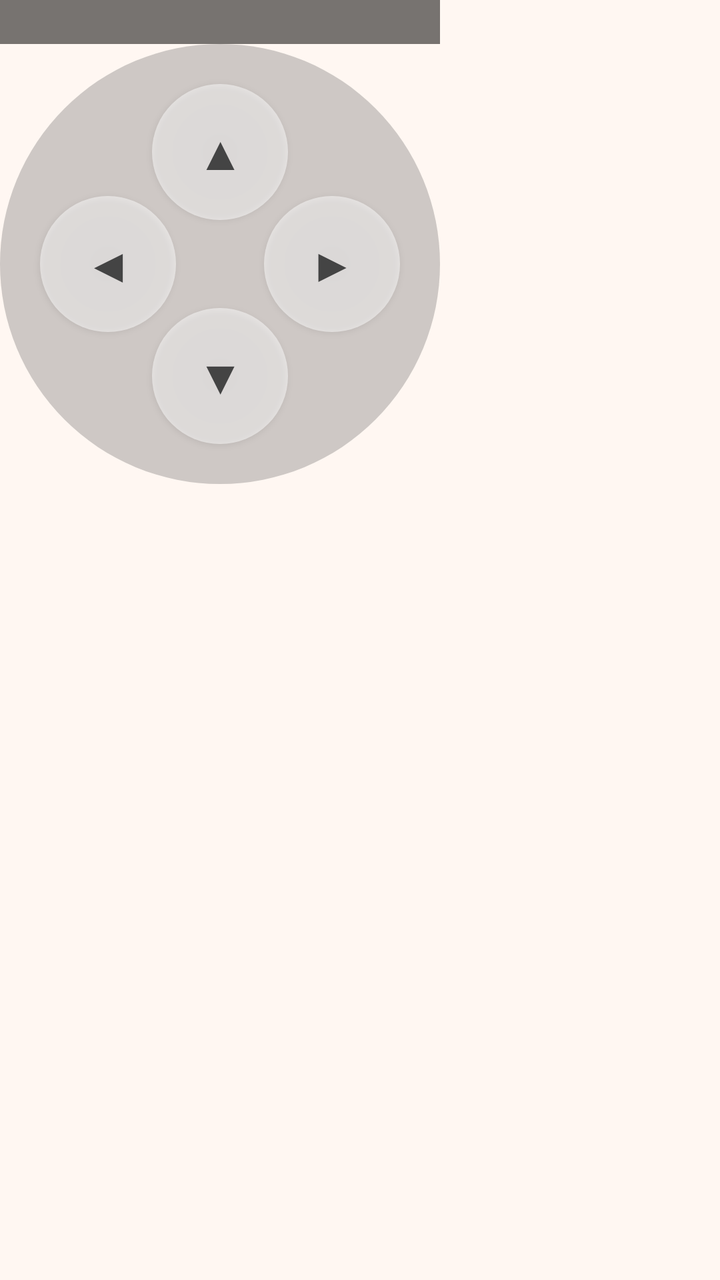
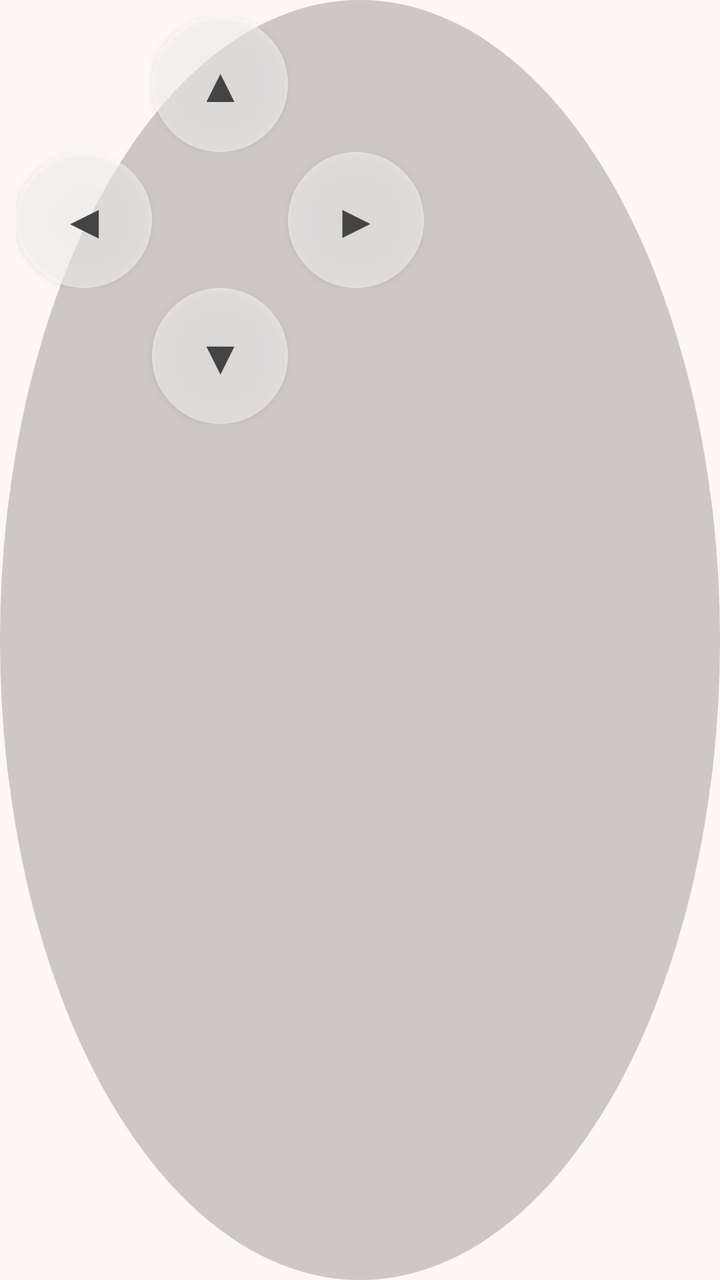

Two renders of the same Android screen: before a commit and after it. Below are the layout's source before the change and the commit's diff.
<!-- AndroidManifest.xml: application theme Theme.VirtualKeypad -->
<!-- res/layout/overlay_dpad.xml -->
<?xml version="1.0" encoding="utf-8"?>
<LinearLayout xmlns:android="http://schemas.android.com/apk/res/android"
    android:layout_width="wrap_content"
    android:layout_height="wrap_content"
    android:orientation="vertical">

    <View
        android:id="@+id/overlayDpadDrag"
        android:layout_width="220dp"
        android:layout_height="22dp"
        android:background="#88000000" />

    <FrameLayout
        android:layout_width="220dp"
        android:layout_height="220dp"
        android:background="@drawable/overlay_pad_background">

        <Button
            android:id="@+id/overlayUpButton"
            android:layout_width="68dp"
            android:layout_height="68dp"
            android:layout_gravity="top|center_horizontal"
            android:layout_marginTop="20dp"
            android:background="@drawable/overlay_button_circle"
            android:minWidth="0dp"
            android:minHeight="0dp"
            android:text="▲"
            android:textColor="#FF444444"
            android:textSize="24sp" />

        <Button
            android:id="@+id/overlayLeftButton"
            android:layout_width="68dp"
            android:layout_height="68dp"
            android:layout_gravity="center_vertical|start"
            android:layout_marginStart="20dp"
            android:background="@drawable/overlay_button_circle"
            android:minWidth="0dp"
            android:minHeight="0dp"
            android:text="◀"
            android:textColor="#FF444444"
            android:textSize="24sp" />

        <Button
            android:id="@+id/overlayRightButton"
            android:layout_width="68dp"
            android:layout_height="68dp"
            android:layout_gravity="center_vertical|end"
            android:layout_marginEnd="20dp"
            android:background="@drawable/overlay_button_circle"
            android:minWidth="0dp"
            android:minHeight="0dp"
            android:text="▶"
            android:textColor="#FF444444"
            android:textSize="24sp" />

        <Button
            android:id="@+id/overlayDownButton"
            android:layout_width="68dp"
            android:layout_height="68dp"
            android:layout_gravity="bottom|center_horizontal"
            android:layout_marginBottom="20dp"
            android:background="@drawable/overlay_button_circle"
            android:minWidth="0dp"
            android:minHeight="0dp"
            android:text="▼"
            android:textColor="#FF444444"
            android:textSize="24sp" />
    </FrameLayout>
</LinearLayout>
<!-- resources referenced by this layout -->
<resources>
  <!-- drawable overlay_button_circle (drawable) -->
  <?xml version="1.0" encoding="utf-8"?>
  <selector xmlns:android="http://schemas.android.com/apk/res/android">
      <item android:state_pressed="true">
          <shape android:shape="oval">
              <solid android:color="#B3FFFFFF" />
          </shape>
      </item>
      <item>
          <shape android:shape="oval">
              <solid android:color="#80FFFFFF" />
          </shape>
      </item>
  </selector>
  <!-- drawable overlay_pad_background (drawable) -->
  <?xml version="1.0" encoding="utf-8"?>
  <shape xmlns:android="http://schemas.android.com/apk/res/android"
      android:shape="oval">
      <solid android:color="#444A4A4A" />
  </shape>
  <style name="Theme.VirtualKeypad" parent="Theme.MaterialComponents.DayNight.NoActionBar">
          <item name="colorPrimary">@color/vk_primary</item>
          <item name="colorPrimaryVariant">@color/vk_primary_dark</item>
          <item name="colorSecondary">@color/vk_accent</item>
          <item name="android:statusBarColor">@color/vk_primary_dark</item>
          <item name="android:navigationBarColor">@color/vk_surface</item>
          <item name="android:windowBackground">@color/vk_background</item>
          <item name="android:textColorPrimary">@color/vk_text</item>
      </style>
  <color name="vk_primary">#0E5E6F</color>
  <color name="vk_primary_dark">#083D47</color>
  <color name="vk_accent">#F2A541</color>
  <color name="vk_surface">#FFFFFFFF</color>
  <color name="vk_background">#FFF7F2</color>
  <color name="vk_text">#1A1A1A</color>
</resources>

<!-- the commit's change to res/layout/overlay_dpad.xml (unified diff, before → after) -->
@@ -2,25 +2,24 @@
 <LinearLayout xmlns:android="http://schemas.android.com/apk/res/android"
     android:layout_width="wrap_content"
     android:layout_height="wrap_content"
-    android:orientation="vertical">
+    android:orientation="vertical"
+    android:background="@drawable/overlay_pad_background"
+    android:padding="8dp">
 
-    <View
-        android:id="@+id/overlayDpadDrag"
-        android:layout_width="220dp"
-        android:layout_height="22dp"
-        android:background="#88000000" />
+    
+    <LinearLayout
+        android:layout_width="wrap_content"
+        android:layout_height="wrap_content"
+        android:orientation="horizontal">
 
-    <FrameLayout
-        android:layout_width="220dp"
-        android:layout_height="220dp"
-        android:background="@drawable/overlay_pad_background">
+        <Space
+            android:layout_width="68dp"
+            android:layout_height="68dp" />
 
         <Button
             android:id="@+id/overlayUpButton"
             android:layout_width="68dp"
             android:layout_height="68dp"
-            android:layout_gravity="top|center_horizontal"
-            android:layout_marginTop="20dp"
             android:background="@drawable/overlay_button_circle"
             android:minWidth="0dp"
             android:minHeight="0dp"
@@ -28,12 +27,21 @@
             android:textColor="#FF444444"
             android:textSize="24sp" />
 
+        <Space
+            android:layout_width="68dp"
+            android:layout_height="68dp" />
+    </LinearLayout>
+
+    
+    <LinearLayout
+        android:layout_width="wrap_content"
+        android:layout_height="wrap_content"
+        android:orientation="horizontal">
+
         <Button
             android:id="@+id/overlayLeftButton"
             android:layout_width="68dp"
             android:layout_height="68dp"
-            android:layout_gravity="center_vertical|start"
-            android:layout_marginStart="20dp"
             android:background="@drawable/overlay_button_circle"
             android:minWidth="0dp"
             android:minHeight="0dp"
@@ -41,30 +49,45 @@
             android:textColor="#FF444444"
             android:textSize="24sp" />
 
+        <Space
+            android:layout_width="68dp"
+            android:layout_height="68dp" />
+
         <Button
             android:id="@+id/overlayRightButton"
             android:layout_width="68dp"
             android:layout_height="68dp"
-            android:layout_gravity="center_vertical|end"
-            android:layout_marginEnd="20dp"
             android:background="@drawable/overlay_button_circle"
             android:minWidth="0dp"
             android:minHeight="0dp"
             android:text="▶"
             android:textColor="#FF444444"
             android:textSize="24sp" />
+    </LinearLayout>
+
+    
+    <LinearLayout
+        android:layout_width="wrap_content"
+        android:layout_height="wrap_content"
+        android:orientation="horizontal">
+
+        <Space
+            android:layout_width="68dp"
+            android:layout_height="68dp" />
 
         <Button
             android:id="@+id/overlayDownButton"
             android:layout_width="68dp"
             android:layout_height="68dp"
-            android:layout_gravity="bottom|center_horizontal"
-            android:layout_marginBottom="20dp"
             android:background="@drawable/overlay_button_circle"
             android:minWidth="0dp"
             android:minHeight="0dp"
             android:text="▼"
             android:textColor="#FF444444"
             android:textSize="24sp" />
-    </FrameLayout>
+
+        <Space
+            android:layout_width="68dp"
+            android:layout_height="68dp" />
+    </LinearLayout>
 </LinearLayout>
